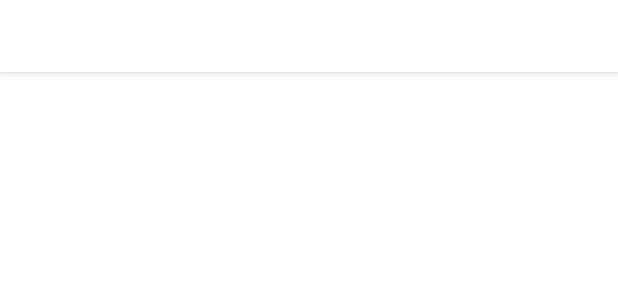
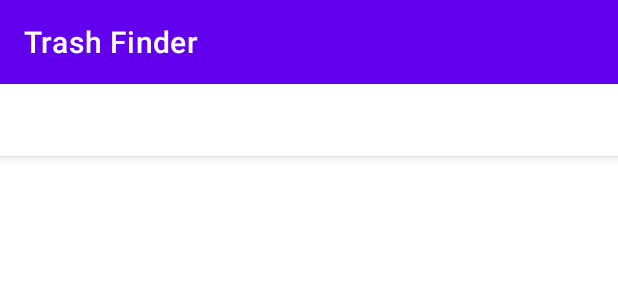
Before and after one commit to LeonardoPantani/UNIPI-TrashFinder, an Android app: the layout activity_main_layout.xml on its own in the app's theme, with its tools: preview values and no code run, on a phone screen of 412 x 824 dp. Shown: the top 300 px of the screen. Run offline under Robolectric (Android 15) with nearby library versions, the phone set to English and light mode, and no system bars.

Commit message:
Actionbar è ora Toolbar (test)

```diff
--- a/app/src/main/res/layout/activity_main_layout.xml
+++ b/app/src/main/res/layout/activity_main_layout.xml
@@ -9,6 +9,9 @@
         android:layout_width="match_parent"
         android:layout_height="wrap_content"
         android:theme="@style/Theme.TrashFinder.AppBarOverlay">
+
+        <include layout="@layout/toolbar_layout" />
+
         <com.google.android.material.tabs.TabLayout
             android:id="@+id/tabs"
             android:layout_width="match_parent"
--- /dev/null
+++ b/app/src/main/res/layout/toolbar_layout.xml
@@ -0,0 +1,14 @@
+<?xml version="1.0" encoding="utf-8"?>
+<LinearLayout xmlns:android="http://schemas.android.com/apk/res/android"
+    android:layout_width="match_parent"
+    android:layout_height="match_parent"
+    xmlns:app="http://schemas.android.com/apk/res-auto">
+
+    <androidx.appcompat.widget.Toolbar
+        android:id="@+id/toolbar"
+        android:layout_width="match_parent"
+        android:layout_height="?attr/actionBarSize"
+        android:background="?attr/colorPrimarySurface"
+        android:theme="@style/ThemeOverlay.AppCompat.ActionBar"
+        app:title="@string/app_name" />
+</LinearLayout>
--- a/app/src/main/res/values-night/themes.xml
+++ b/app/src/main/res/values-night/themes.xml
@@ -1,6 +1,6 @@
 <resources xmlns:tools="http://schemas.android.com/tools">
     <!-- Base application theme. -->
-    <style name="Theme.TrashFinder" parent="Theme.MaterialComponents.DayNight.DarkActionBar">
+    <style name="Theme.TrashFinder" parent="Theme.MaterialComponents.DayNight.NoActionBar">
         <!-- Primary brand color. -->
         <item name="colorPrimary">@color/purple_200</item>
         <item name="colorPrimaryVariant">@color/purple_700</item>
@@ -13,5 +13,6 @@
         <item name="android:statusBarColor" tools:targetApi="l">?attr/colorPrimaryVariant</item>
         <!-- Customize your theme here. -->
         <item name="icon_compass">@drawable/arrow_compass_dark</item>
+        <item name="windowActionBar">false</item>
     </style>
 </resources>
--- a/app/src/main/res/values/themes.xml
+++ b/app/src/main/res/values/themes.xml
@@ -1,6 +1,6 @@
 <resources xmlns:tools="http://schemas.android.com/tools">
     <!-- Base application theme. -->
-    <style name="Theme.TrashFinder" parent="Theme.MaterialComponents.DayNight.DarkActionBar">
+    <style name="Theme.TrashFinder" parent="Theme.MaterialComponents.DayNight.NoActionBar">
         <!-- Primary brand color. -->
         <item name="colorPrimary">@color/purple_500</item>
         <item name="colorPrimaryVariant">@color/purple_700</item>
@@ -13,6 +13,7 @@
         <item name="android:statusBarColor" tools:targetApi="l">?attr/colorPrimaryVariant</item>
         <!-- Customize your theme here. -->
         <item name="icon_compass">@drawable/arrow_compass_light</item>
+        <item name="windowActionBar">false</item>
     </style>
 
     <style name="Theme.TrashFinder.AppBarOverlay" parent="ThemeOverlay.AppCompat.Dark.ActionBar" />
```
Also changed, not shown: app/src/main/java/it/unipi/di/pantani/trashfinder/MainActivity.java (+6 -4 lines), app/src/main/java/it/unipi/di/pantani/trashfinder/settings/SettingsActivity.java (+8 -4 lines), app/src/main/res/layout/activity_settings.xml (+12 -3 lines), app/src/main/res/menu/menu_toolbar.xml (renamed from app/src/main/res/menu/menu_actionbar.xml).
